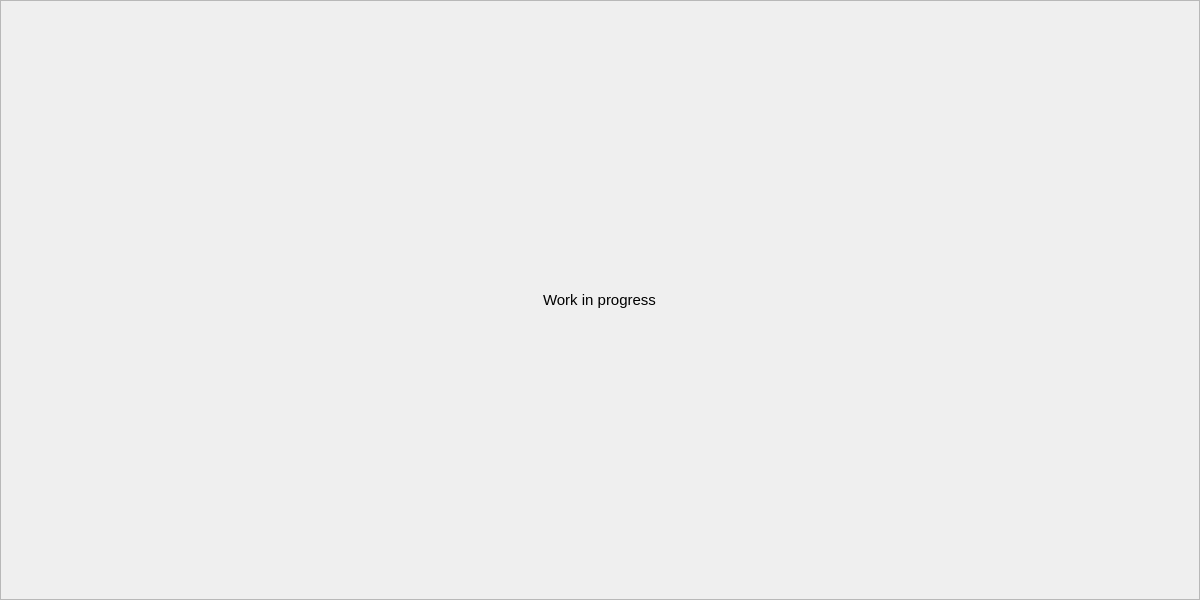
First picture: the form in src/gui/diarystats.ui, repository someretical/TheoreticalDiary, before the edit.
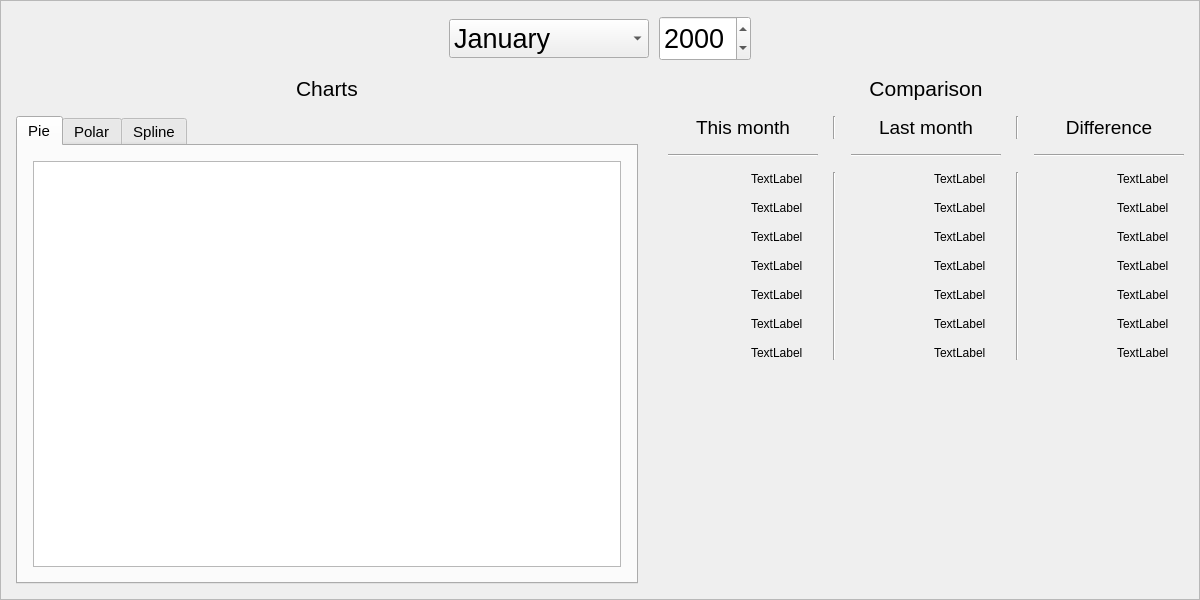
Second picture: the form after the edit. Custom widgets are drawn as their Qt base class.

```diff
--- a/src/gui/diarystats.ui
+++ b/src/gui/diarystats.ui
@@ -55,24 +55,887 @@
      <property name="frameShadow">
       <enum>QFrame::Raised</enum>
      </property>
-     <layout class="QGridLayout" name="gridLayout_2">
-      <item row="0" column="0" alignment="Qt::AlignHCenter|Qt::AlignVCenter">
-       <widget class="QLabel" name="label">
-        <property name="font">
-         <font>
-          <pointsize>11</pointsize>
-         </font>
+     <layout class="QGridLayout" name="gridLayout_4">
+      <property name="leftMargin">
+       <number>15</number>
+      </property>
+      <property name="topMargin">
+       <number>15</number>
+      </property>
+      <property name="rightMargin">
+       <number>15</number>
+      </property>
+      <property name="bottomMargin">
+       <number>15</number>
+      </property>
+      <property name="spacing">
+       <number>15</number>
+      </property>
+      <item row="0" column="0">
+       <layout class="QGridLayout" name="gridLayout_6">
+        <property name="horizontalSpacing">
+         <number>10</number>
         </property>
-        <property name="text">
-         <string>Work in progress</string>
+        <property name="verticalSpacing">
+         <number>0</number>
         </property>
-       </widget>
+        <item row="0" column="1">
+         <widget class="QPushButton" name="prev_month">
+          <property name="maximumSize">
+           <size>
+            <width>40</width>
+            <height>16777215</height>
+           </size>
+          </property>
+          <property name="font">
+           <font>
+            <pointsize>20</pointsize>
+           </font>
+          </property>
+          <property name="cursor">
+           <cursorShape>PointingHandCursor</cursorShape>
+          </property>
+          <property name="toolTip">
+           <string>Previous month.</string>
+          </property>
+          <property name="text">
+           <string/>
+          </property>
+          <property name="flat">
+           <bool>true</bool>
+          </property>
+         </widget>
+        </item>
+        <item row="0" column="0">
+         <spacer name="horizontalSpacer">
+          <property name="orientation">
+           <enum>Qt::Horizontal</enum>
+          </property>
+          <property name="sizeHint" stdset="0">
+           <size>
+            <width>0</width>
+            <height>20</height>
+           </size>
+          </property>
+         </spacer>
+        </item>
+        <item row="0" column="4">
+         <widget class="QDateEdit" name="year_edit">
+          <property name="minimumSize">
+           <size>
+            <width>0</width>
+            <height>45</height>
+           </size>
+          </property>
+          <property name="font">
+           <font>
+            <pointsize>20</pointsize>
+           </font>
+          </property>
+          <property name="toolTip">
+           <string>Year edit</string>
+          </property>
+          <property name="displayFormat">
+           <string>yyyy</string>
+          </property>
+         </widget>
+        </item>
+        <item row="0" column="2">
+         <spacer name="horizontalSpacer_3">
+          <property name="orientation">
+           <enum>Qt::Horizontal</enum>
+          </property>
+          <property name="sizeType">
+           <enum>QSizePolicy::Fixed</enum>
+          </property>
+          <property name="sizeHint" stdset="0">
+           <size>
+            <width>10</width>
+            <height>20</height>
+           </size>
+          </property>
+         </spacer>
+        </item>
+        <item row="0" column="7">
+         <spacer name="horizontalSpacer_2">
+          <property name="orientation">
+           <enum>Qt::Horizontal</enum>
+          </property>
+          <property name="sizeHint" stdset="0">
+           <size>
+            <width>0</width>
+            <height>20</height>
+           </size>
+          </property>
+         </spacer>
+        </item>
+        <item row="0" column="3">
+         <widget class="QComboBox" name="month_dropdown">
+          <property name="minimumSize">
+           <size>
+            <width>200</width>
+            <height>0</height>
+           </size>
+          </property>
+          <property name="font">
+           <font>
+            <pointsize>20</pointsize>
+           </font>
+          </property>
+          <property name="toolTip">
+           <string>Month dropdown</string>
+          </property>
+          <item>
+           <property name="text">
+            <string>January</string>
+           </property>
+          </item>
+          <item>
+           <property name="text">
+            <string>Feburary</string>
+           </property>
+          </item>
+          <item>
+           <property name="text">
+            <string>March</string>
+           </property>
+          </item>
+          <item>
+           <property name="text">
+            <string>April</string>
+           </property>
+          </item>
+          <item>
+           <property name="text">
+            <string>May</string>
+           </property>
+          </item>
+          <item>
+           <property name="text">
+            <string>June</string>
+           </property>
+          </item>
+          <item>
+           <property name="text">
+            <string>July</string>
+           </property>
+          </item>
+          <item>
+           <property name="text">
+            <string>August</string>
+           </property>
+          </item>
+          <item>
+           <property name="text">
+            <string>September</string>
+           </property>
+          </item>
+          <item>
+           <property name="text">
+            <string>October</string>
+           </property>
+          </item>
+          <item>
+           <property name="text">
+            <string>November</string>
+           </property>
+          </item>
+          <item>
+           <property name="text">
+            <string>December</string>
+           </property>
+          </item>
+         </widget>
+        </item>
+        <item row="0" column="6">
+         <widget class="QPushButton" name="next_month">
+          <property name="maximumSize">
+           <size>
+            <width>40</width>
+            <height>16777215</height>
+           </size>
+          </property>
+          <property name="font">
+           <font>
+            <pointsize>20</pointsize>
+           </font>
+          </property>
+          <property name="cursor">
+           <cursorShape>PointingHandCursor</cursorShape>
+          </property>
+          <property name="toolTip">
+           <string>Next month.</string>
+          </property>
+          <property name="text">
+           <string/>
+          </property>
+          <property name="flat">
+           <bool>true</bool>
+          </property>
+         </widget>
+        </item>
+        <item row="0" column="5">
+         <spacer name="horizontalSpacer_4">
+          <property name="orientation">
+           <enum>Qt::Horizontal</enum>
+          </property>
+          <property name="sizeType">
+           <enum>QSizePolicy::Fixed</enum>
+          </property>
+          <property name="sizeHint" stdset="0">
+           <size>
+            <width>10</width>
+            <height>20</height>
+           </size>
+          </property>
+         </spacer>
+        </item>
+       </layout>
+      </item>
+      <item row="1" column="0">
+       <layout class="QGridLayout" name="gridLayout_10">
+        <property name="rightMargin">
+         <number>0</number>
+        </property>
+        <property name="horizontalSpacing">
+         <number>30</number>
+        </property>
+        <property name="verticalSpacing">
+         <number>15</number>
+        </property>
+        <item row="1" column="0">
+         <layout class="QGridLayout" name="gridLayout_9">
+          <property name="spacing">
+           <number>0</number>
+          </property>
+          <item row="0" column="0">
+           <widget class="QTabWidget" name="charts">
+            <property name="sizePolicy">
+             <sizepolicy hsizetype="Expanding" vsizetype="Preferred">
+              <horstretch>0</horstretch>
+              <verstretch>0</verstretch>
+             </sizepolicy>
+            </property>
+            <property name="font">
+             <font>
+              <pointsize>11</pointsize>
+             </font>
+            </property>
+            <property name="currentIndex">
+             <number>0</number>
+            </property>
+            <widget class="QWidget" name="pie">
+             <attribute name="title">
+              <string>Pie</string>
+             </attribute>
+             <layout class="QGridLayout" name="gridLayout_7">
+              <property name="leftMargin">
+               <number>15</number>
+              </property>
+              <property name="topMargin">
+               <number>15</number>
+              </property>
+              <property name="rightMargin">
+               <number>15</number>
+              </property>
+              <property name="bottomMargin">
+               <number>15</number>
+              </property>
+              <property name="spacing">
+               <number>0</number>
+              </property>
+              <item row="0" column="0">
+               <widget class="QChartView" name="pie_chart_view">
+                <property name="sizePolicy">
+                 <sizepolicy hsizetype="Expanding" vsizetype="Expanding">
+                  <horstretch>0</horstretch>
+                  <verstretch>0</verstretch>
+                 </sizepolicy>
+                </property>
+                <property name="minimumSize">
+                 <size>
+                  <width>0</width>
+                  <height>400</height>
+                 </size>
+                </property>
+               </widget>
+              </item>
+             </layout>
+            </widget>
+            <widget class="QWidget" name="polar">
+             <attribute name="title">
+              <string>Polar</string>
+             </attribute>
+             <layout class="QGridLayout" name="gridLayout_3">
+              <property name="leftMargin">
+               <number>15</number>
+              </property>
+              <property name="topMargin">
+               <number>15</number>
+              </property>
+              <property name="rightMargin">
+               <number>15</number>
+              </property>
+              <property name="bottomMargin">
+               <number>15</number>
+              </property>
+              <property name="spacing">
+               <number>0</number>
+              </property>
+              <item row="1" column="0">
+               <widget class="QChartView" name="polar_chart_view">
+                <property name="sizePolicy">
+                 <sizepolicy hsizetype="Expanding" vsizetype="Expanding">
+                  <horstretch>0</horstretch>
+                  <verstretch>0</verstretch>
+                 </sizepolicy>
+                </property>
+                <property name="minimumSize">
+                 <size>
+                  <width>0</width>
+                  <height>400</height>
+                 </size>
+                </property>
+               </widget>
+              </item>
+             </layout>
+            </widget>
+            <widget class="QWidget" name="spline">
+             <attribute name="title">
+              <string>Spline</string>
+             </attribute>
+             <layout class="QGridLayout" name="gridLayout_2">
+              <property name="leftMargin">
+               <number>15</number>
+              </property>
+              <property name="topMargin">
+               <number>15</number>
+              </property>
+              <property name="rightMargin">
+               <number>15</number>
+              </property>
+              <property name="bottomMargin">
+               <number>15</number>
+              </property>
+              <property name="spacing">
+               <number>0</number>
+              </property>
+              <item row="0" column="1">
+               <widget class="QChartView" name="spline_chart_view">
+                <property name="sizePolicy">
+                 <sizepolicy hsizetype="Expanding" vsizetype="Preferred">
+                  <horstretch>0</horstretch>
+                  <verstretch>0</verstretch>
+                 </sizepolicy>
+                </property>
+                <property name="minimumSize">
+                 <size>
+                  <width>0</width>
+                  <height>400</height>
+                 </size>
+                </property>
+               </widget>
+              </item>
+             </layout>
+            </widget>
+           </widget>
+          </item>
+         </layout>
+        </item>
+        <item row="0" column="0" alignment="Qt::AlignHCenter">
+         <widget class="QLabel" name="label">
+          <property name="font">
+           <font>
+            <pointsize>16</pointsize>
+           </font>
+          </property>
+          <property name="text">
+           <string>Charts</string>
+          </property>
+         </widget>
+        </item>
+        <item row="0" column="1">
+         <widget class="QLabel" name="label_2">
+          <property name="font">
+           <font>
+            <pointsize>16</pointsize>
+           </font>
+          </property>
+          <property name="text">
+           <string>Comparison</string>
+          </property>
+          <property name="alignment">
+           <set>Qt::AlignCenter</set>
+          </property>
+         </widget>
+        </item>
+        <item row="1" column="1">
+         <layout class="QGridLayout" name="gridLayout_11">
+          <property name="bottomMargin">
+           <number>15</number>
+          </property>
+          <property name="spacing">
+           <number>15</number>
+          </property>
+          <item row="0" column="3">
+           <widget class="Line" name="line_5">
+            <property name="orientation">
+             <enum>Qt::Vertical</enum>
+            </property>
+           </widget>
+          </item>
+          <item row="2" column="4">
+           <layout class="QGridLayout" name="gridLayout_12">
+            <property name="spacing">
+             <number>15</number>
+            </property>
+            <item row="0" column="1">
+             <widget class="QLabel" name="d1">
+              <property name="text">
+               <string>TextLabel</string>
+              </property>
+             </widget>
+            </item>
+            <item row="5" column="0" alignment="Qt::AlignLeft">
+             <widget class="QLabel" name="unknown_3">
+              <property name="text">
+               <string/>
+              </property>
+             </widget>
+            </item>
+            <item row="0" column="0" alignment="Qt::AlignLeft">
+             <widget class="QLabel" name="very_bad_3">
+              <property name="text">
+               <string/>
+              </property>
+             </widget>
+            </item>
+            <item row="3" column="0" alignment="Qt::AlignLeft">
+             <widget class="QLabel" name="good_3">
+              <property name="text">
+               <string/>
+              </property>
+             </widget>
+            </item>
+            <item row="6" column="0" alignment="Qt::AlignLeft">
+             <widget class="QLabel" name="starred_3">
+              <property name="text">
+               <string/>
+              </property>
+             </widget>
+            </item>
+            <item row="4" column="0" alignment="Qt::AlignLeft">
+             <widget class="QLabel" name="very_good_3">
+              <property name="text">
+               <string/>
+              </property>
+             </widget>
+            </item>
+            <item row="2" column="0" alignment="Qt::AlignLeft">
+             <widget class="QLabel" name="ok_3">
+              <property name="text">
+               <string/>
+              </property>
+             </widget>
+            </item>
+            <item row="1" column="0" alignment="Qt::AlignLeft">
+             <widget class="QLabel" name="bad_3">
+              <property name="text">
+               <string/>
+              </property>
+             </widget>
+            </item>
+            <item row="1" column="1">
+             <widget class="QLabel" name="d2">
+              <property name="text">
+               <string>TextLabel</string>
+              </property>
+             </widget>
+            </item>
+            <item row="2" column="1">
+             <widget class="QLabel" name="d3">
+              <property name="text">
+               <string>TextLabel</string>
+              </property>
+             </widget>
+            </item>
+            <item row="3" column="1">
+             <widget class="QLabel" name="d4">
+              <property name="text">
+               <string>TextLabel</string>
+              </property>
+             </widget>
+            </item>
+            <item row="4" column="1">
+             <widget class="QLabel" name="d5">
+              <property name="text">
+               <string>TextLabel</string>
+              </property>
+             </widget>
+            </item>
+            <item row="5" column="1">
+             <widget class="QLabel" name="d0">
+              <property name="text">
+               <string>TextLabel</string>
+              </property>
+             </widget>
+            </item>
+            <item row="6" column="1">
+             <widget class="QLabel" name="ds">
+              <property name="text">
+               <string>TextLabel</string>
+              </property>
+             </widget>
+            </item>
+           </layout>
+          </item>
+          <item row="2" column="2">
+           <layout class="QGridLayout" name="gridLayout_8">
+            <property name="spacing">
+             <number>15</number>
+            </property>
+            <item row="0" column="2">
+             <widget class="QLabel" name="l1">
+              <property name="text">
+               <string>TextLabel</string>
+              </property>
+             </widget>
+            </item>
+            <item row="0" column="1" alignment="Qt::AlignLeft">
+             <widget class="QLabel" name="very_bad_2">
+              <property name="text">
+               <string/>
+              </property>
+             </widget>
+            </item>
+            <item row="1" column="1" alignment="Qt::AlignLeft">
+             <widget class="QLabel" name="bad_2">
+              <property name="text">
+               <string/>
+              </property>
+             </widget>
+            </item>
+            <item row="2" column="1" alignment="Qt::AlignLeft">
+             <widget class="QLabel" name="ok_2">
+              <property name="text">
+               <string/>
+              </property>
+             </widget>
+            </item>
+            <item row="3" column="1" alignment="Qt::AlignLeft">
+             <widget class="QLabel" name="good_2">
+              <property name="text">
+               <string/>
+              </property>
+             </widget>
+            </item>
+            <item row="4" column="1" alignment="Qt::AlignLeft">
+             <widget class="QLabel" name="very_good_2">
+              <property name="text">
+               <string/>
+              </property>
+             </widget>
+            </item>
+            <item row="6" column="1" alignment="Qt::AlignLeft">
+             <widget class="QLabel" name="starred_2">
+              <property name="text">
+               <string/>
+              </property>
+             </widget>
+            </item>
+            <item row="5" column="1" alignment="Qt::AlignLeft">
+             <widget class="QLabel" name="unknown_2">
+              <property name="text">
+               <string/>
+              </property>
+             </widget>
+            </item>
+            <item row="1" column="2">
+             <widget class="QLabel" name="l2">
+              <property name="text">
+               <string>TextLabel</string>
+              </property>
+             </widget>
+            </item>
+            <item row="2" column="2">
+             <widget class="QLabel" name="l3">
+              <property name="text">
+               <string>TextLabel</string>
+              </property>
+             </widget>
+            </item>
+            <item row="3" column="2">
+             <widget class="QLabel" name="l4">
+              <property name="text">
+               <string>TextLabel</string>
+              </property>
+             </widget>
+            </item>
+            <item row="4" column="2">
+             <widget class="QLabel" name="l5">
+              <property name="text">
+               <string>TextLabel</string>
+              </property>
+             </widget>
+            </item>
+            <item row="5" column="2">
+             <widget class="QLabel" name="l0">
+              <property name="text">
+               <string>TextLabel</string>
+              </property>
+             </widget>
+            </item>
+            <item row="6" column="2">
+             <widget class="QLabel" name="ls">
+              <property name="text">
+               <string>TextLabel</string>
+              </property>
+             </widget>
+            </item>
+           </layout>
+          </item>
+          <item row="1" column="4">
+           <widget class="Line" name="line_3">
+            <property name="orientation">
+             <enum>Qt::Horizontal</enum>
+            </property>
+           </widget>
+          </item>
+          <item row="1" column="2">
+           <widget class="Line" name="line">
+            <property name="orientation">
+             <enum>Qt::Horizontal</enum>
+            </property>
+           </widget>
+          </item>
+          <item row="0" column="2">
+           <widget class="QLabel" name="label_4">
+            <property name="minimumSize">
+             <size>
+              <width>150</width>
+              <height>0</height>
+             </size>
+            </property>
+            <property name="font">
+             <font>
+              <pointsize>14</pointsize>
+             </font>
+            </property>
+            <property name="text">
+             <string>Last month</string>
+            </property>
+            <property name="alignment">
+             <set>Qt::AlignCenter</set>
+            </property>
+           </widget>
+          </item>
+          <item row="0" column="0">
+           <widget class="QLabel" name="label_3">
+            <property name="minimumSize">
+             <size>
+              <width>150</width>
+              <height>0</height>
+             </size>
+            </property>
+            <property name="font">
+             <font>
+              <pointsize>14</pointsize>
+             </font>
+            </property>
+            <property name="text">
+             <string>This month</string>
+            </property>
+            <property name="alignment">
+             <set>Qt::AlignCenter</set>
+            </property>
+           </widget>
+          </item>
+          <item row="2" column="3">
+           <widget class="Line" name="line_7">
+            <property name="orientation">
+             <enum>Qt::Vertical</enum>
+            </property>
+           </widget>
+          </item>
+          <item row="2" column="1">
+           <widget class="Line" name="line_6">
+            <property name="orientation">
+             <enum>Qt::Vertical</enum>
+            </property>
+           </widget>
+          </item>
+          <item row="2" column="0">
+           <layout class="QGridLayout" name="gridLayout_5">
+            <property name="bottomMargin">
+             <number>0</number>
+            </property>
+            <property name="spacing">
+             <number>15</number>
+            </property>
+            <item row="2" column="0" alignment="Qt::AlignLeft">
+             <widget class="QLabel" name="ok">
+              <property name="text">
+               <string/>
+              </property>
+             </widget>
+            </item>
+            <item row="0" column="1">
+             <widget class="QLabel" name="t1">
+              <property name="text">
+               <string>TextLabel</string>
+              </property>
+             </widget>
+            </item>
+            <item row="1" column="0" alignment="Qt::AlignLeft">
+             <widget class="QLabel" name="bad">
+              <property name="text">
+               <string/>
+              </property>
+             </widget>
+            </item>
+            <item row="4" column="0" alignment="Qt::AlignLeft">
+             <widget class="QLabel" name="very_good">
+              <property name="text">
+               <string/>
+              </property>
+             </widget>
+            </item>
+            <item row="6" column="0" alignment="Qt::AlignLeft">
+             <widget class="QLabel" name="starred">
+              <property name="text">
+               <string/>
+              </property>
+             </widget>
+            </item>
+            <item row="3" column="0" alignment="Qt::AlignLeft">
+             <widget class="QLabel" name="good">
+              <property name="text">
+               <string/>
+              </property>
+             </widget>
+            </item>
+            <item row="0" column="0" alignment="Qt::AlignLeft">
+             <widget class="QLabel" name="very_bad">
+              <property name="text">
+               <string/>
+              </property>
+             </widget>
+            </item>
+            <item row="5" column="0" alignment="Qt::AlignLeft">
+             <widget class="QLabel" name="unknown">
+              <property name="text">
+               <string/>
+              </property>
+             </widget>
+            </item>
+            <item row="1" column="1">
+             <widget class="QLabel" name="t2">
+              <property name="text">
+               <string>TextLabel</string>
+              </property>
+             </widget>
+            </item>
+            <item row="2" column="1">
+             <widget class="QLabel" name="t3">
+              <property name="text">
+               <string>TextLabel</string>
+              </property>
+             </widget>
+            </item>
+            <item row="3" column="1">
+             <widget class="QLabel" name="t4">
+              <property name="text">
+               <string>TextLabel</string>
+              </property>
+             </widget>
+            </item>
+            <item row="4" column="1">
+             <widget class="QLabel" name="t5">
+              <property name="text">
+               <string>TextLabel</string>
+              </property>
+             </widget>
+            </item>
+            <item row="5" column="1">
+             <widget class="QLabel" name="t0">
+              <property name="text">
+               <string>TextLabel</string>
+              </property>
+             </widget>
+            </item>
+            <item row="6" column="1">
+             <widget class="QLabel" name="ts">
+              <property name="text">
+               <string>TextLabel</string>
+              </property>
+             </widget>
+            </item>
+           </layout>
+          </item>
+          <item row="1" column="0">
+           <widget class="Line" name="line_2">
+            <property name="orientation">
+             <enum>Qt::Horizontal</enum>
+            </property>
+           </widget>
+          </item>
+          <item row="0" column="1">
+           <widget class="Line" name="line_4">
+            <property name="orientation">
+             <enum>Qt::Vertical</enum>
+            </property>
+           </widget>
+          </item>
+          <item row="0" column="4">
+           <widget class="QLabel" name="label_5">
+            <property name="minimumSize">
+             <size>
+              <width>150</width>
+              <height>0</height>
+             </size>
+            </property>
+            <property name="font">
+             <font>
+              <pointsize>14</pointsize>
+             </font>
+            </property>
+            <property name="text">
+             <string>Difference</string>
+            </property>
+            <property name="alignment">
+             <set>Qt::AlignCenter</set>
+            </property>
+           </widget>
+          </item>
+          <item row="3" column="2">
+           <spacer name="verticalSpacer">
+            <property name="orientation">
+             <enum>Qt::Vertical</enum>
+            </property>
+            <property name="sizeHint" stdset="0">
+             <size>
+              <width>20</width>
+              <height>0</height>
+             </size>
+            </property>
+           </spacer>
+          </item>
+         </layout>
+        </item>
+       </layout>
       </item>
      </layout>
     </widget>
    </item>
   </layout>
  </widget>
+ <customwidgets>
+  <customwidget>
+   <class>QChartView</class>
+   <extends>QGraphicsView</extends>
+   <header>QtCharts</header>
+  </customwidget>
+ </customwidgets>
  <resources/>
  <connections/>
 </ui>
```
